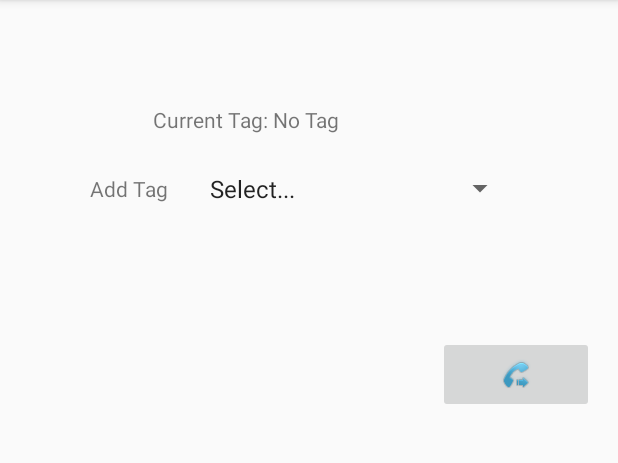
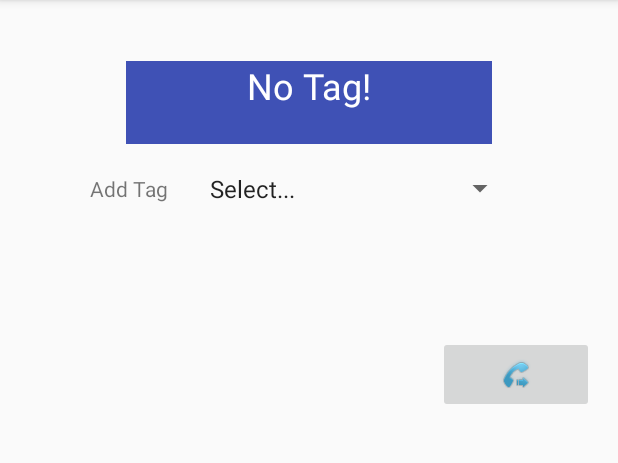
Before and after one commit to mnhmilu/POCTabedLayout, an Android app: the MakeCallActivity screen opened directly, with no data from a screen before it, on a phone screen of 412 x 824 dp, the part 84-547 px from its top. Run offline under Robolectric (Android 15) with nearby library versions, the phone set to English and light mode, and no system bars; 3 statements that could not run were skipped.

Commit message:
Processing Coutner Added

```diff
--- a/app/src/main/java/com/mnhmilu/app/bondmaker/MakeCallActivity.java
+++ b/app/src/main/java/com/mnhmilu/app/bondmaker/MakeCallActivity.java
@@ -76,13 +76,16 @@ public class MakeCallActivity extends AppCompatActivity implements AdapterView.O
         toast.show();;*/
 
 
-       // if(entity.getContact_tag()!=null)
-        //{
+        if(entity.getContact_tag()!=null && !entity.getContact_tag().equalsIgnoreCase(""))
+        {
             currentTagName=entity.getContact_tag();
-        //}
+        }else {
+            currentTagName="No Tag!";
+        }
+
 
         TextView tagStatus =(TextView) findViewById(R.id.tagStatus);
-       tagStatus.setText("Current Tag: "+currentTagName);
+       tagStatus.setText(currentTagName);
 
     }
     @Override
@@ -125,7 +128,7 @@ public class MakeCallActivity extends AppCompatActivity implements AdapterView.O
                 db.updateContactModelByIdentity(entity);
 
                 TextView tagStatus =(TextView) findViewById(R.id.tagStatus);
-                tagStatus.setText("Current Tag: "+selectedTag);
+                tagStatus.setText(selectedTag);
 
                 debug = selectedTag+" Tag added to the contact";
             }
--- a/app/src/main/res/layout/activity_make_call.xml
+++ b/app/src/main/res/layout/activity_make_call.xml
@@ -64,12 +64,16 @@
 
     <TextView
         android:id="@+id/tagStatus"
-        android:layout_width="208dp"
-        android:layout_height="26dp"
+        android:layout_width="244dp"
+        android:layout_height="55dp"
+        android:layout_marginStart="8dp"
+        android:layout_marginEnd="8dp"
         android:layout_marginBottom="8dp"
-        android:layout_marginEnd="8dp"
-        android:layout_marginStart="8dp"
-        android:text="Current Tag:"
+        android:text=""
+        android:textAlignment="center"
+        android:textColor="@android:color/white"
+        android:background="@color/colorPrimary"
+        android:textAppearance="@style/TextAppearance.AppCompat.Headline"
         app:layout_constraintBottom_toTopOf="@+id/other_spinner"
         app:layout_constraintEnd_toEndOf="parent"
         app:layout_constraintStart_toStartOf="parent" />
```
